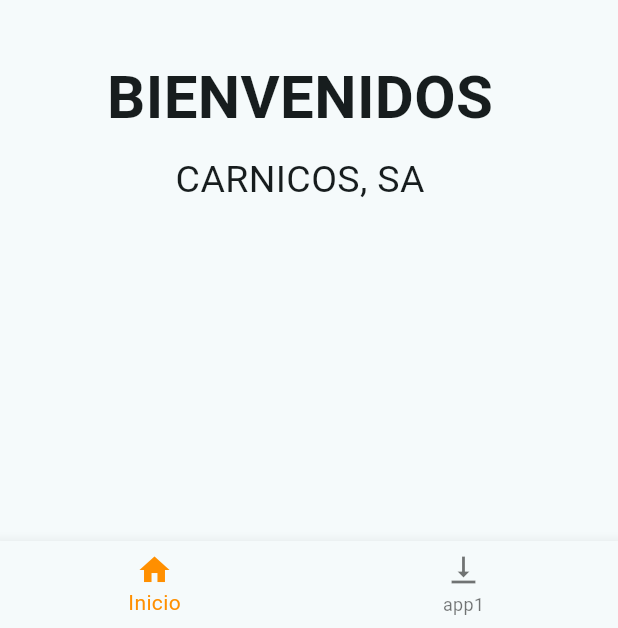
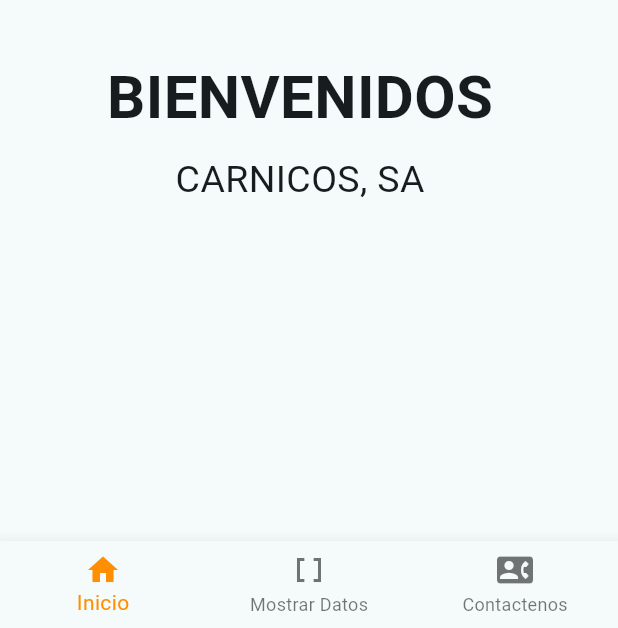
Before and after one commit to Cdavidjara/Moviles, a Flutter app: the screen it shows after launch, on a phone screen of 412 x 824 dp, the part 608-1236 px from its top. Run offline on Flutter 3.47's test engine with Material 3 defaults, Android fonts, the phone set to English and light mode, and no system bars.

Commit message:
agregar widget contact and mostrarCompra

```diff
--- a/lib/main.dart
+++ b/lib/main.dart
@@ -1,5 +1,7 @@
+import 'package:examen_002/views/contactos.dart';
 import 'package:flutter/material.dart';
 import 'package:examen_002/views/formulario1.dart';
+import 'package:examen_002/views/mostrar_compra.dart'; // Importa la vista MostrarDatosGuardadosView aquí
 import 'package:examen_002/utils/navigation_utils.dart';
 
 void main() {
@@ -32,7 +34,11 @@ class MyHomePage extends StatefulWidget {
 class _MyHomePageState extends State<MyHomePage> {
   int _selectedIndex = 0;
 
-  static const List<Widget> _screens = [Formulario1()];
+  static List<Widget> _screens = [
+    Formulario1(),
+    MostrarDatosGuardadosView(),
+    ContactForm(), // Agrega MostrarDatosGuardadosView aquí
+  ];
 
   void _onItemTapped(int index) {
     setState(() {
@@ -45,11 +51,13 @@ class _MyHomePageState extends State<MyHomePage> {
     return Scaffold(
       resizeToAvoidBottomInset: false,
       appBar: AppBar(
-        title: Text(_selectedIndex == 0 ? 'Inicio' : 'EMBUTIDOS'),
+        title: Text(_selectedIndex == 0
+            ? 'Inicio'
+            : 'Mostrar Datos'), // Cambia el título según la pantalla seleccionada
         backgroundColor: Theme.of(context).colorScheme.inversePrimary,
       ),
       body: _screens[_selectedIndex],
-      drawer: buildDrawer(context), // Añadimos el Drawer aquí
+      drawer: buildDrawer(context),
       bottomNavigationBar: BottomNavigationBar(
         items: const <BottomNavigationBarItem>[
           BottomNavigationBarItem(
@@ -57,8 +65,14 @@ class _MyHomePageState extends State<MyHomePage> {
             label: 'Inicio',
           ),
           BottomNavigationBarItem(
-            icon: Icon(Icons.vertical_align_bottom),
-            label: 'app1',
+            icon: Icon(Icons.data_array_outlined),
+            label:
+                'Mostrar Datos', // Cambia el texto del ícono según la pantalla seleccionada
+          ),
+          BottomNavigationBarItem(
+            icon: Icon(Icons.contact_phone),
+            label:
+                'Contactenos', // Cambia el texto del ícono según la pantalla seleccionada
           ),
         ],
         currentIndex: _selectedIndex,
```
Also changed, not shown: lib/views/contactos.dart (added, +49 -0 lines), lib/views/mostrar_compra.dart (added, +67 -0 lines).
